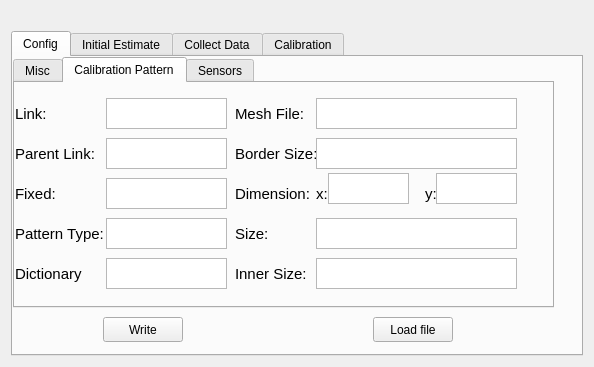
Qt form atom_rviz_plugin/src/ui/calibration_panel.ui (lardemua/atom_rviz_plugin) before a commit.
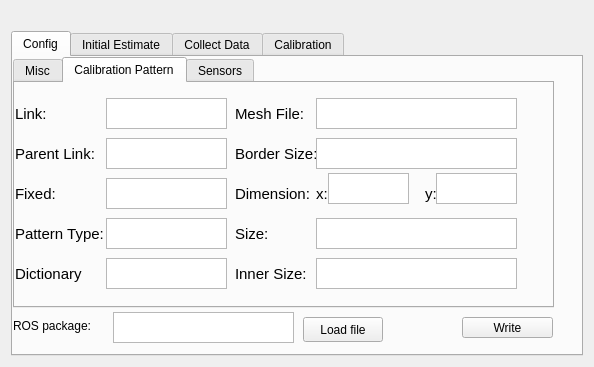
The same form after that commit. The open tabs and pages were chosen to show the change.

Commit message: Issue resolved. Close #296

The edit to the form file:
```diff
--- a/atom_rviz_plugin/src/ui/calibration_panel.ui
+++ b/atom_rviz_plugin/src/ui/calibration_panel.ui
@@ -1077,10 +1077,10 @@
       <widget class="QPushButton" name="configWriteButton">
        <property name="geometry">
         <rect>
-         <x>90</x>
+         <x>449</x>
          <y>260</y>
-         <width>80</width>
-         <height>25</height>
+         <width>91</width>
+         <height>21</height>
         </rect>
        </property>
        <property name="text">
@@ -1090,7 +1090,7 @@
       <widget class="QPushButton" name="configLoadButton">
        <property name="geometry">
         <rect>
-         <x>360</x>
+         <x>290</x>
          <y>260</y>
          <width>80</width>
          <height>25</height>
@@ -1100,6 +1100,67 @@
         <string>Load file</string>
        </property>
       </widget>
+      <widget class="QLabel" name="label">
+       <property name="geometry">
+        <rect>
+         <x>0</x>
+         <y>260</y>
+         <width>101</width>
+         <height>17</height>
+        </rect>
+       </property>
+       <property name="text">
+        <string>ROS package:</string>
+       </property>
+      </widget>
+      <widget class="QTextEdit" name="configPackageLineEdit">
+       <property name="enabled">
+        <bool>true</bool>
+       </property>
+       <property name="geometry">
+        <rect>
+         <x>100</x>
+         <y>255</y>
+         <width>181</width>
+         <height>31</height>
+        </rect>
+       </property>
+       <property name="sizePolicy">
+        <sizepolicy hsizetype="Expanding" vsizetype="Expanding">
+         <horstretch>0</horstretch>
+         <verstretch>0</verstretch>
+        </sizepolicy>
+       </property>
+       <property name="minimumSize">
+        <size>
+         <width>0</width>
+         <height>0</height>
+        </size>
+       </property>
+       <property name="maximumSize">
+        <size>
+         <width>16777215</width>
+         <height>16777215</height>
+        </size>
+       </property>
+       <property name="sizeIncrement">
+        <size>
+         <width>0</width>
+         <height>-31072</height>
+        </size>
+       </property>
+       <property name="baseSize">
+        <size>
+         <width>0</width>
+         <height>0</height>
+        </size>
+       </property>
+       <property name="font">
+        <font>
+         <pointsize>10</pointsize>
+        </font>
+       </property>
+      </widget>
      </widget>
      <widget class="QWidget" name="initEstimateTab">
       <attribute name="title">
```
Left out of the diff: 2 changed lines with no effect on the pictures. The commit also changes 2 other files.
